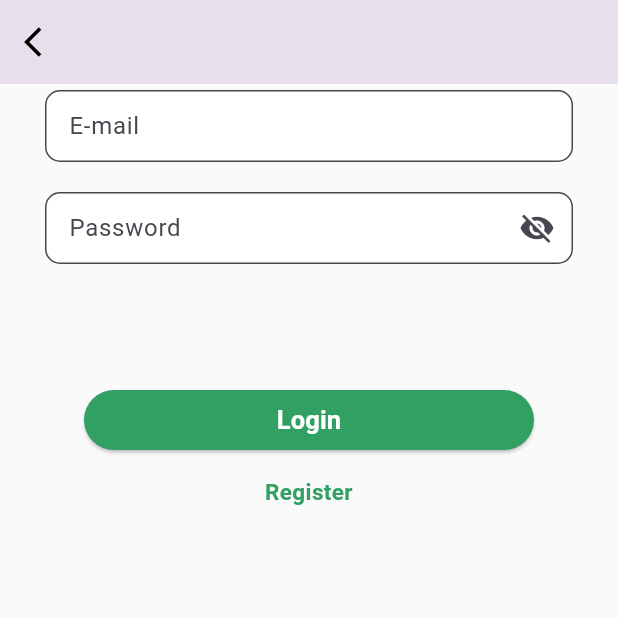
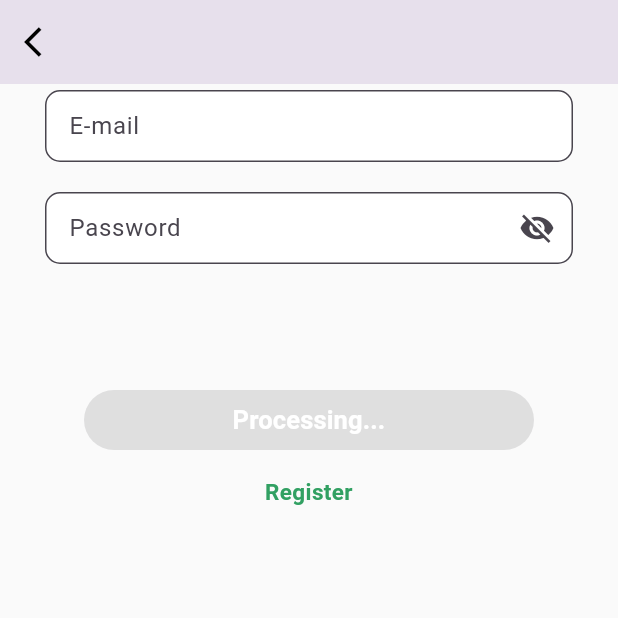
Before and after one commit to MamaWin01/expense-tracker, a Flutter app: the Login screen opened by its route, scrolled down 164 dp, after a tap on "Login", on a phone screen of 412 x 824 dp, the top half of it. Run offline on Flutter 3.47's test engine with Material 3 defaults, Android fonts, the phone set to English and light mode, and no system bars; our stand-ins replace jwt_decoder, shared_preferences; missing offline and left inert: mongo_dart; accounts and stored records are empty; network calls fail; Roboto replaces fonts that are missing (DM Sans).

Commit message:
update login and register - add button procesing

```diff
--- a/lib/widget/add_transaction.dart
+++ b/lib/widget/add_transaction.dart
@@ -69,6 +69,7 @@ class _AddTransasctionState extends State<Add_transaction> {
             builder: (context) {
               return const AlertDialog(
                 title: Text("Transaction"),
+                backgroundColor: Colors.white,
                 content: Text(
                     "Transaction added successfully, Redirecting to home page"),
               );
--- a/lib/widget/sign_in.dart
+++ b/lib/widget/sign_in.dart
@@ -20,6 +20,7 @@ TextEditingController PasswordController = TextEditingController();
 class _LoginState extends State<Login> {
   bool _obscureText = true;
   int count = 0;
+  bool ispress = false;
   late SharedPreferences prefs;
 
   // Toggles the password show status
@@ -44,6 +45,7 @@ class _LoginState extends State<Login> {
             builder: (context) {
               return const AlertDialog(
                 title: Text("Login"),
+                backgroundColor: Colors.white,
                 content: Text("Login successfully, Redirecting one moment"),
               );
             });
@@ -55,6 +57,9 @@ class _LoginState extends State<Login> {
           Navigator.pushNamed(context, '/mainPage', arguments: myToken);
         });
       } else {
+        setState(() {
+          ispress = false;
+        });
         showDialog(
             context: context,
             builder: (context) => AlertDialog(
@@ -202,20 +207,22 @@ class _LoginState extends State<Login> {
                               backgroundColor: const Color(0xFF31A062),
                               fixedSize: const Size(300, 30),
                               enableFeedback: false),
-                          onPressed: () {
-                            if (count == 0) {
+                          onPressed: ispress
+                              ? null
+                              : () {
+                                  setState(() {
+                                    ispress = true;
+                                  });
                                   LoginAccount(
                                       context,
                                       prefs,
                                       EmailController.text.toString(),
                                       PasswordController.text.toString());
-                              count++;
-                            }
                                 },
-                          child: const Text(
-                            'Login',
+                          child: Text(
+                            ispress ? 'Processing...' : 'Login',
                             textAlign: TextAlign.center,
-                            style: TextStyle(
+                            style: const TextStyle(
                               color: Colors.white,
                               fontSize: 17,
                               fontFamily: 'DM Sans',
```
Also changed, not shown: lib/pages/home.dart (+1 -6 lines), lib/widget/register.dart (+35 -29 lines). Lines whose indentation alone changed are shown as unchanged.
